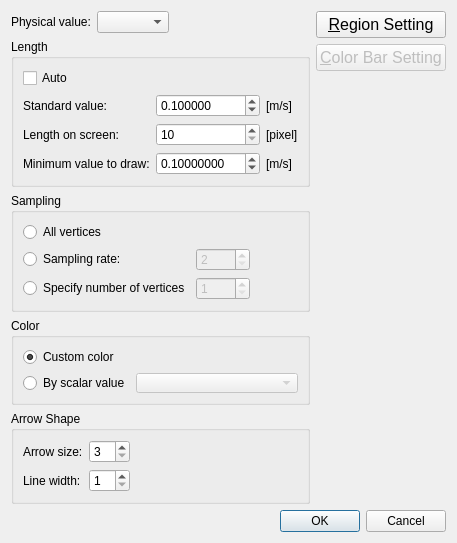
Old version of the form libs/post/post2d/datamodel/post2dwindowarrowunstructuredsettingdialog.ui in the repository i-RIC/prepost-gui.
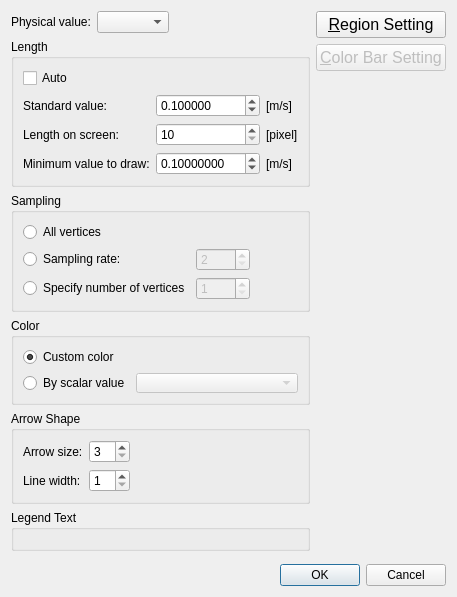
New version of the form. Custom widgets are drawn as their Qt base class.

What changed in the file:
```diff
--- a/libs/post/post2d/datamodel/post2dwindowarrowunstructuredsettingdialog.ui
+++ b/libs/post/post2d/datamodel/post2dwindowarrowunstructuredsettingdialog.ui
@@ -6,18 +6,18 @@
    <rect>
     <x>0</x>
     <y>0</y>
-    <width>444</width>
-    <height>489</height>
+    <width>454</width>
+    <height>597</height>
    </rect>
   </property>
   <property name="windowTitle">
    <string>Arrow Setting</string>
   </property>
-  <layout class="QVBoxLayout" name="verticalLayout_4">
+  <layout class="QVBoxLayout" name="verticalLayout_5">
    <item>
     <layout class="QHBoxLayout" name="horizontalLayout_3">
      <item>
-      <layout class="QVBoxLayout" name="verticalLayout_2">
+      <layout class="QVBoxLayout" name="verticalLayout_4">
        <item>
         <layout class="QHBoxLayout" name="horizontalLayout">
          <item>
@@ -376,6 +376,18 @@
          </layout>
         </widget>
        </item>
+       <item>
+        <widget class="QGroupBox" name="legendTextGroupBox">
+         <property name="title">
+          <string>Legend Text</string>
+         </property>
+         <layout class="QVBoxLayout" name="verticalLayout_2">
+          <item>
+           <widget class="vtkTextPropertySettingWidget" name="legendTextWidget" native="true"/>
+          </item>
+         </layout>
+        </widget>
+       </item>
        <item>
         <spacer name="verticalSpacer">
          <property name="orientation">
@@ -456,6 +468,12 @@
    <header>guibase/widget/coloreditwidget.h</header>
    <container>1</container>
   </customwidget>
+  <customwidget>
+   <class>vtkTextPropertySettingWidget</class>
+   <extends>QWidget</extends>
+   <header>guibase/vtktextpropertysettingwidget.h</header>
+   <container>1</container>
+  </customwidget>
  </customwidgets>
  <resources/>
  <connections>
```
